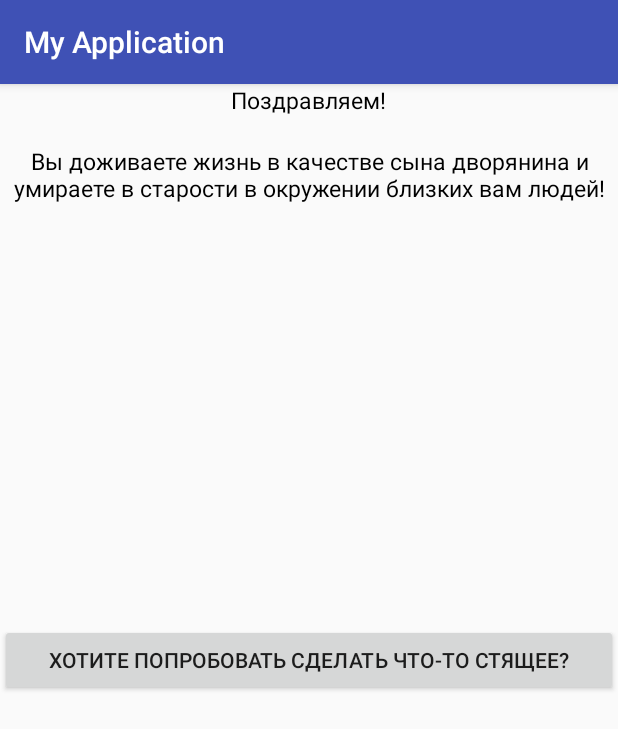
After one commit to OverAhah/Game-project, an Android app: the Main6Activity screen opened directly, with no data from a screen before it, on a phone screen of 412 x 824 dp. The commit adds this screen. Shown: the top 729 px of the screen. Run offline under Robolectric (Android 15) with nearby library versions, the phone set to English and light mode, and no system bars.

Commit message:
Demo (Stupid Demo)

```diff
--- a/app/src/main/AndroidManifest.xml
+++ b/app/src/main/AndroidManifest.xml
@@ -37,7 +37,9 @@
             </intent-filter>
         </activity>
         <activity android:name=".Main7Activity" />
-        <activity android:name=".Main8Activity"></activity>
+        <activity android:name=".Main8Activity" />
+        <activity android:name=".Main6Activity" />
+        <activity android:name=".MainActivitySoon"></activity>
     </application>
 
 </manifest>
--- /dev/null
+++ b/app/src/main/java/com/example/user/myapplication/Main6Activity.kt
@@ -0,0 +1,19 @@
+package com.example.user.myapplication
+
+import android.content.Intent
+import android.support.v7.app.AppCompatActivity
+import android.os.Bundle
+import kotlinx.android.synthetic.main.activity_main6.*
+
+class Main6Activity : AppCompatActivity() {
+
+    override fun onCreate(savedInstanceState: Bundle?) {
+        super.onCreate(savedInstanceState)
+        setContentView(R.layout.activity_main6)
+
+        Restart.setOnClickListener {
+            val intent = Intent(this, MainActivity::class.java)
+            startActivity(intent)
+        }
+    }
+}
--- /dev/null
+++ b/app/src/main/res/layout/activity_main6.xml
@@ -0,0 +1,45 @@
+<?xml version="1.0" encoding="utf-8"?>
+<RelativeLayout xmlns:android="http://schemas.android.com/apk/res/android"
+    xmlns:app="http://schemas.android.com/apk/res-auto"
+    xmlns:tools="http://schemas.android.com/tools"
+    android:layout_width="match_parent"
+    android:layout_height="match_parent"
+    tools:context=".Main6Activity">
+
+    <TextView
+        android:id="@+id/textView1"
+        android:layout_width="wrap_content"
+        android:layout_height="wrap_content"
+        android:layout_alignParentTop="true"
+        android:layout_centerHorizontal="true"
+        android:textSize="15dp"
+        android:textColor="@android:color/black"
+        android:text="Поздравляем!" />
+
+    <TextView
+        android:id="@+id/Empty"
+        android:layout_width="wrap_content"
+        android:layout_height="wrap_content"
+        android:layout_below="@+id/textView1"
+        android:layout_centerHorizontal="true"
+        android:text="" />
+
+    <TextView
+        android:id="@+id/textView5"
+        android:textAlignment="center"
+        android:layout_width="wrap_content"
+        android:layout_height="wrap_content"
+        android:layout_below="@+id/Empty"
+        android:layout_centerHorizontal="true"
+        android:textSize="15dp"
+        android:textColor="@android:color/black"
+        android:text="Вы доживаете жизнь в качестве сына дворянина и умираете в старости в окружении близких вам людей!" />
+
+    <Button
+        android:id="@+id/Restart"
+        android:layout_width="match_parent"
+        android:layout_height="wrap_content"
+        android:layout_alignParentStart="true"
+        android:layout_centerVertical="true"
+        android:text="Хотите попробовать сделать что-то стящее?" />
+</RelativeLayout>
```
Also changed, not shown: app/src/main/java/com/example/user/myapplication/Main4Activity.kt (+4 -4 lines), app/src/main/java/com/example/user/myapplication/Main8Activity.kt (+30 -1 lines), app/src/main/java/com/example/user/myapplication/MainActivitySoon.kt (added, +20 -0 lines), app/src/main/res/layout/activity_main_soon.xml (added, +36 -0 lines).
